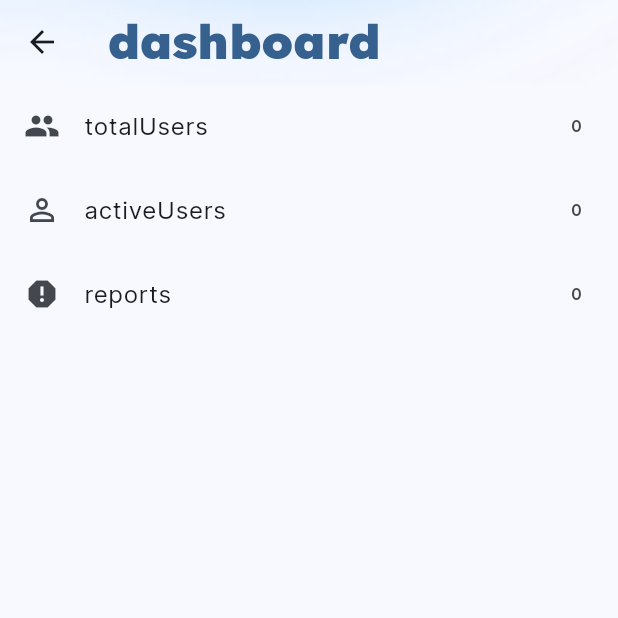
After one commit to rodrifelix99/Hoot, a Flutter app: the StaffDashboardView screen opened by its route, on a phone screen of 412 x 824 dp, the top half of it. The commit adds this screen. Run offline on Flutter 3.47's test engine with Material 3 defaults, Android fonts, the phone set to English and light mode, and no system bars; drawn by our look-alikes of toastification; our stand-ins replace adaptive_dialog, animate_do, blur, card_swiper, cloud_firestore, dropdown_button2 and 26 more; missing offline and left inert: blurhash, firebase_app_check, flex_color_picker, flutter_mentions, flutter_tenor_gif_picker, hash_cached_image and 5 more; accounts and stored records are empty; generated files the repository leaves out were written again.

Commit message:
Add staff dashboard with statistics (#303)

```diff
--- /dev/null
+++ b/lib/pages/staff_dashboard/controllers/staff_dashboard_controller.dart
@@ -0,0 +1,30 @@
+import 'package:get/get.dart';
+import 'package:hoot/services/stats_service.dart';
+
+class StaffDashboardController extends GetxController {
+  final BaseStatsService _service;
+
+  StaffDashboardController({BaseStatsService? service})
+      : _service = service ??
+            (Get.isRegistered<BaseStatsService>()
+                ? Get.find<BaseStatsService>()
+                : StatsService());
+
+  final Rx<Stats?> stats = Rx<Stats?>(null);
+  final RxBool loading = false.obs;
+
+  @override
+  void onInit() {
+    super.onInit();
+    loadStats();
+  }
+
+  Future<void> loadStats() async {
+    loading.value = true;
+    try {
+      stats.value = await _service.fetchStats();
+    } finally {
+      loading.value = false;
+    }
+  }
+}
--- /dev/null
+++ b/lib/pages/staff_dashboard/views/staff_dashboard_view.dart
@@ -0,0 +1,45 @@
+import 'package:flutter/material.dart';
+import 'package:get/get.dart';
+import 'package:hoot/components/appbar_component.dart';
+import 'package:hoot/pages/staff_dashboard/controllers/staff_dashboard_controller.dart';
+
+class StaffDashboardView extends GetView<StaffDashboardController> {
+  const StaffDashboardView({super.key});
+
+  @override
+  Widget build(BuildContext context) {
+    return Scaffold(
+      appBar: AppBarComponent(
+        title: 'dashboard'.tr,
+      ),
+      body: Obx(() {
+        if (controller.loading.value) {
+          return const Center(child: CircularProgressIndicator());
+        }
+        final stats = controller.stats.value;
+        if (stats == null) {
+          return Center(child: Text('noData'.tr));
+        }
+        return ListView(
+          children: [
+            ListTile(
+              leading: const Icon(Icons.people),
+              title: Text('totalUsers'.tr),
+              trailing: Text('${stats.totalUsers}'),
+            ),
+            ListTile(
+              leading: const Icon(Icons.person_outline),
+              title: Text('activeUsers'.tr),
+              trailing: Text('${stats.activeUsers}'),
+            ),
+            ListTile(
+              leading: const Icon(Icons.report),
+              title: Text('reports'.tr),
+              trailing: Text('${stats.reportsCount}'),
+            ),
+          ],
+        );
+      }),
+    );
+  }
+}
--- a/lib/pages/staff_home/views/staff_home_view.dart
+++ b/lib/pages/staff_home/views/staff_home_view.dart
@@ -16,6 +16,12 @@ class StaffHomeView extends StatelessWidget {
       body: ListView(
         children: [
           ListTile(
+            leading: const Icon(Icons.dashboard),
+            title: Text('dashboard'.tr),
+            trailing: const Icon(Icons.arrow_forward),
+            onTap: () => Get.toNamed(AppRoutes.staffDashboard),
+          ),
+          ListTile(
             leading: const Icon(Icons.report),
             title: Text('reports'.tr),
             trailing: const Icon(Icons.arrow_forward),
--- /dev/null
+++ b/lib/services/stats_service.dart
@@ -0,0 +1,48 @@
+import 'package:cloud_firestore/cloud_firestore.dart';
+
+/// Represents aggregated statistics for the application.
+class Stats {
+  final int totalUsers;
+  final int activeUsers;
+  final int reportsCount;
+
+  Stats({
+    required this.totalUsers,
+    required this.activeUsers,
+    required this.reportsCount,
+  });
+}
+
+/// Contract for fetching aggregate statistics.
+abstract class BaseStatsService {
+  Future<Stats> fetchStats();
+}
+
+/// Default implementation that aggregates data from Firestore.
+class StatsService implements BaseStatsService {
+  final FirebaseFirestore _firestore;
+
+  StatsService({FirebaseFirestore? firestore})
+      : _firestore = firestore ?? FirebaseFirestore.instance;
+
+  @override
+  Future<Stats> fetchStats() async {
+    final results = await Future.wait([
+      _firestore.collection('users').get(),
+      _firestore
+          .collection('users')
+          .where('activityScore', isGreaterThan: 0)
+          .get(),
+      _firestore
+          .collection('reports')
+          .where('resolved', isEqualTo: false)
+          .get(),
+    ]);
+
+    return Stats(
+      totalUsers: results[0].size,
+      activeUsers: results[1].size,
+      reportsCount: results[2].size,
+    );
+  }
+}
--- a/lib/util/routes/app_routes.dart
+++ b/lib/util/routes/app_routes.dart
@@ -24,6 +24,7 @@ class AppRoutes {
   static const aboutUs = '/about_us';
   static const contacts = '/contacts';
   static const staff = '/staff';
+  static const staffDashboard = '/staff_dashboard';
   static const staffReports = '/staff_reports';
   static const photoViewer = '/photo_view';
   static const appColor = '/app_color';
```
Also changed, not shown: lib/pages/staff_dashboard/bindings/staff_dashboard_binding.dart (added, +9 -0 lines), lib/util/routes/app_pages.dart (+8 -0 lines).
